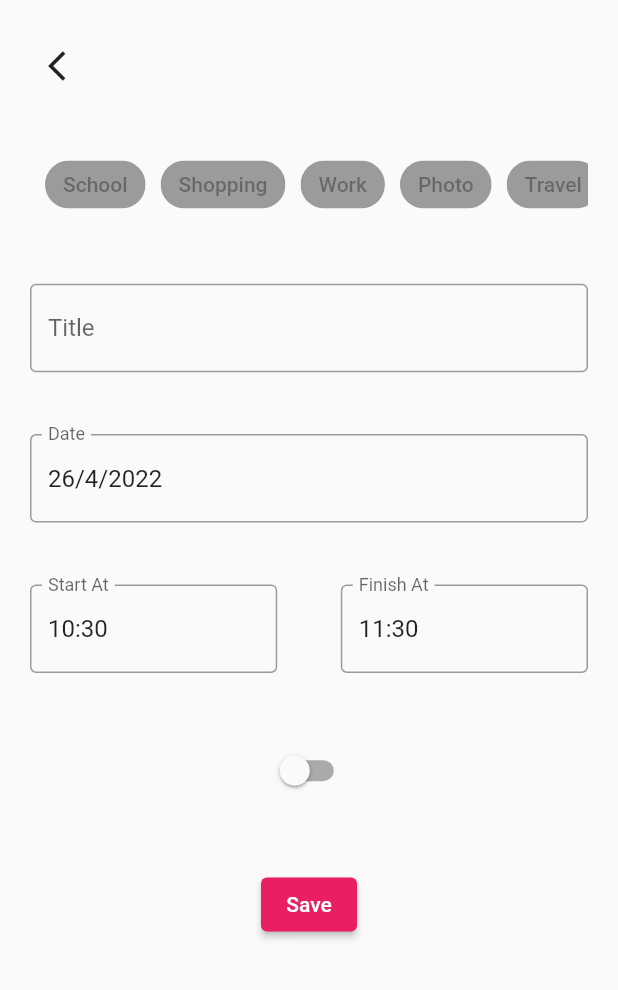
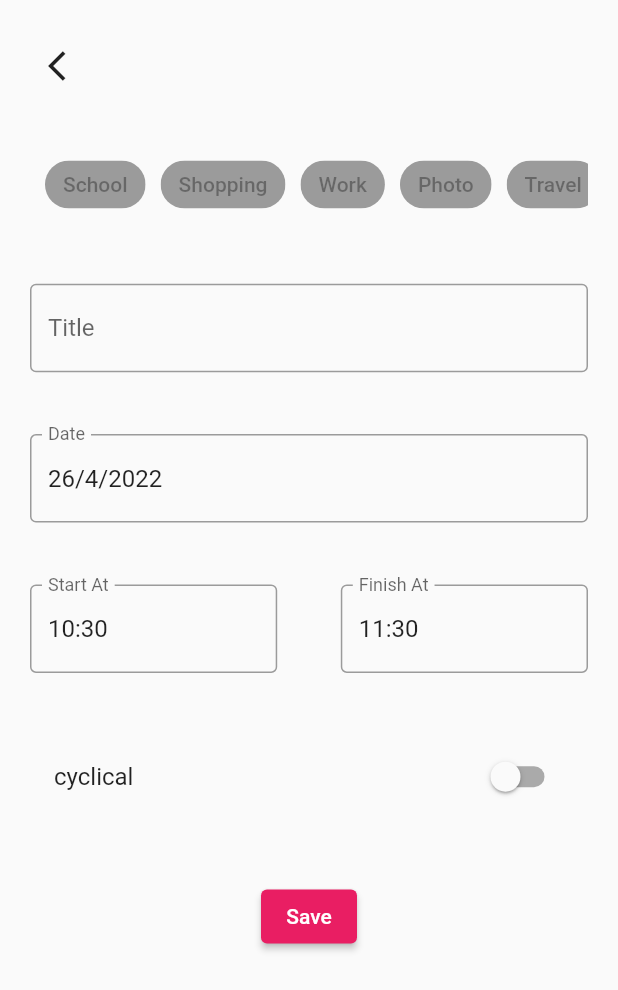
Before and after one commit to Omer-Demirtas/tasker, a Flutter app: the TaskView screen opened by its route, after a tap on the "add" icon, on a phone screen of 412 x 824 dp. Shown: the top 990 px of the screen. Run offline on Flutter 3.47's test engine with Material 2 defaults, Android fonts, the phone set to English and light mode, and no system bars; our stand-ins replace bloc, flutter_bloc, sqflite; accounts and stored records are empty.

Commit message:
add form view update

```diff
--- a/lib/core/cubit/task/task_cubit.dart
+++ b/lib/core/cubit/task/task_cubit.dart
@@ -14,7 +14,6 @@ class TaskCubit extends Cubit<TaskState>
   void addTask(Task task) async
   {
     emit(TaskState(isLoading: true, tasks: state.tasks));
-    await Future.delayed(const Duration(seconds: 1));
     List<Task> tasks = state.tasks.toList();
     await taskRepository.add(task);
     tasks.add(task);
@@ -24,8 +23,12 @@ class TaskCubit extends Cubit<TaskState>
   Future<void> getAll() async
   {
     emit(TaskState(tasks: state.tasks, isLoading: true));
-    await Future.delayed(Duration(seconds: 1));
     List<Task> tasks = await taskRepository.getAll();
     emit(TaskState(tasks: tasks, isLoading: false));
   }
+
+  Future<void> delete(int id) async
+  {
+    taskRepository.delete(id);
+  }
 }
--- a/lib/core/view/add_task/add_task_form.dart
+++ b/lib/core/view/add_task/add_task_form.dart
@@ -52,8 +52,7 @@ class _AddTaskFormState extends State<AddTaskForm>
     final double width = MediaQuery.of(context).size.width;
     final double height = MediaQuery.of(context).size.height;
 
-    return Expanded(
-      child: Padding(
+    return Padding(
       padding: const EdgeInsets.only(top: 20, left: 20, right: 20),
       child: Form(
         key: _formKey,
@@ -117,13 +116,20 @@ class _AddTaskFormState extends State<AddTaskForm>
               ],
             ),
             SizedBox(height: height * 0.05,),
-              Switch(
+            ListTile(
+            title: const Text(
+              'cyclical',
+            ),
+            trailing: Switch(
               value: _isCyclical,
-                  onChanged: (value) {
+              //activeColor: Color(0xFF6200EE),
+              onChanged: (value)
+              {
                 setState(() {
                   _isCyclical = value;
                 });
               },
+            ),
             ),
             SizedBox(height: height * 0.05,),
             Align(
@@ -141,6 +147,8 @@ class _AddTaskFormState extends State<AddTaskForm>
                             finishAt: _finishAt,
                             startAt: _startAt,
                             date: _taskDateTime,
+                            cyclical: _isCyclical,
+                            cron: '0 0 0/2 ? * * *',
                             tags: [],
                           )
                       );
@@ -151,7 +159,6 @@ class _AddTaskFormState extends State<AddTaskForm>
               ),
             ),
           ],
-          ),
         ),
       ),
     );
--- a/lib/core/view/add_task/add_task_view.dart
+++ b/lib/core/view/add_task/add_task_view.dart
@@ -16,9 +16,16 @@ class AddTaskView extends StatelessWidget
         body: Column(
           children: [
             _buildAppBar(context),
-            const AddTaskForm()
+            Expanded(
+              child: ListView(
+                physics: const BouncingScrollPhysics(),
+                children: const [
+                  AddTaskForm()
+                ],
+              ),
+            ),
           ],
-        ),
+        )
       ),
     );
   }
--- a/lib/core/view/home/home_view.dart
+++ b/lib/core/view/home/home_view.dart
@@ -53,11 +53,12 @@ class HomeView extends StatelessWidget
                           ),
                         ],
                       ),
+                      state.tasks.isNotEmpty ?
                       Column(
                         children: [
                           for (Task task in state.tasks.sublist(0, 3)) TaskWidget(task: task)
                         ],
-                      )
+                      ) : Center(child: Text('No tasks found'),)
                     ],
                   )
                 ),
--- a/lib/core/widget/task/task.dart
+++ b/lib/core/widget/task/task.dart
@@ -10,9 +10,7 @@ class TaskWidget extends StatelessWidget
 
   @override
   Widget build(BuildContext context) {
-    return Padding(
-      padding: const EdgeInsets.symmetric(horizontal: 20),
-      child: Card(
+    return Card(
       elevation: 10,
       child: Padding(
         padding: const EdgeInsets.all(10),
@@ -21,21 +19,20 @@ class TaskWidget extends StatelessWidget
             Row(
               mainAxisAlignment: MainAxisAlignment.spaceBetween,
               children: [
+                Text(task.title!, style: const TextStyle(fontSize: 18),),
+                (task.cyclical != null && task.cyclical == true) ? const Icon(Icons.loop) : const SizedBox()
+              ],
+            ),
+            Row(
+              mainAxisAlignment: MainAxisAlignment.spaceBetween,
+              children: [
                 Column(
                   crossAxisAlignment: CrossAxisAlignment.start,
                   children: [
-                      Text(task.title!, style: const TextStyle(fontSize: 18),),
                     const SizedBox(height: 10,),
                     Text(task.description!),
                   ],
                 ),
-                  Column(
-                    children: [
-                      Text(
-                        DateTimeConverter.convertDateTimeToString(task.date!)
-                      )
-                    ],
-                  )
               ],
             ),
             const SizedBox(height: 10,),
@@ -61,7 +58,6 @@ class TaskWidget extends StatelessWidget
           ],
         ),
       ),
-      ),
     );
   }
 }
```
Lines whose indentation alone changed are shown as unchanged.
